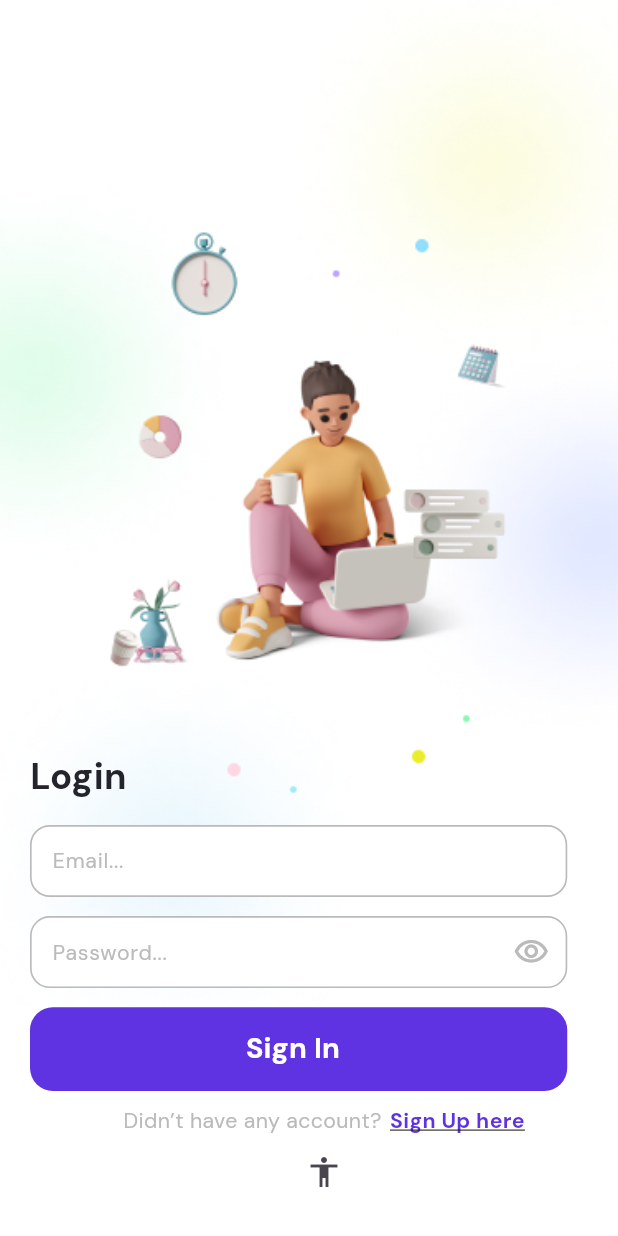
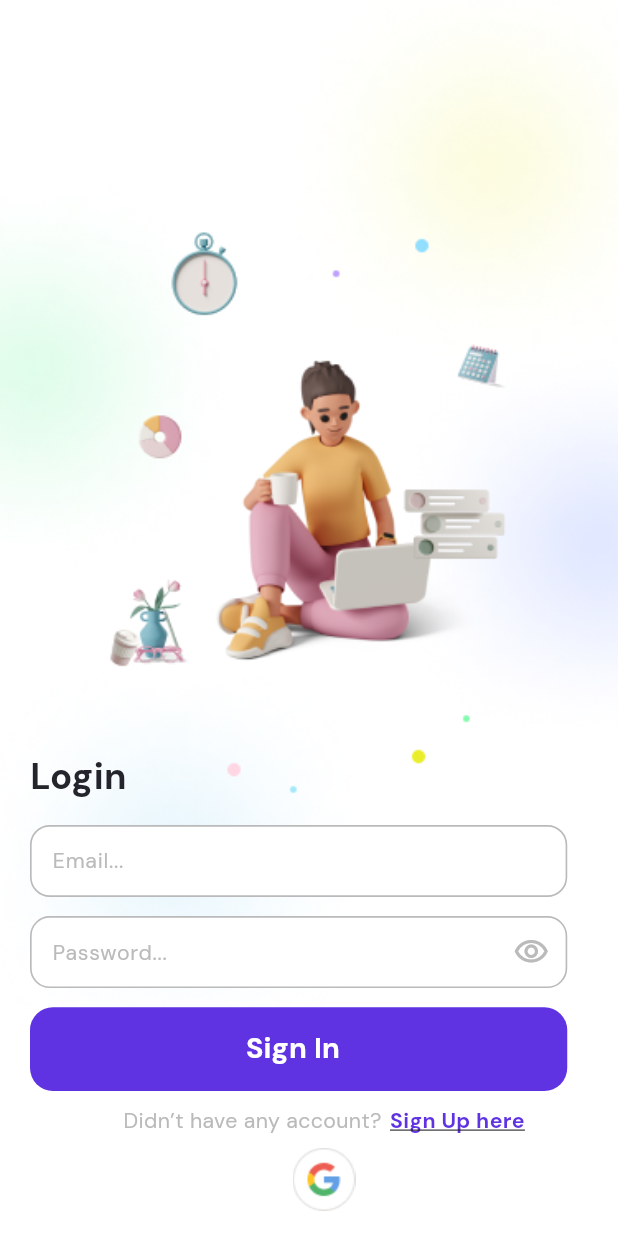
Before and after one commit to Salmon-ehab/to_do_app, a Flutter app: the LogInScreen screen opened by its route, on a phone screen of 412 x 824 dp. Run offline on Flutter 3.47's test engine with Material 3 defaults, Android fonts, the phone set to English and light mode, and no system bars; our stand-ins replace buttons_tabbar, cloud_firestore, country_code_picker, dartz, dotted_border, firebase_auth and 10 more; accounts and stored records are empty.

Commit message:
add google icon

```diff
--- a/lib/feature/authentication/presentation/views/widgets/log_in_widget/social_media_button.dart
+++ b/lib/feature/authentication/presentation/views/widgets/log_in_widget/social_media_button.dart
@@ -27,7 +27,7 @@ class SocialMediaButtons extends StatelessWidget {
           mainAxisAlignment: MainAxisAlignment.center,
           children: [
             IconButton(
-              icon: Icon(Icons.accessibility_sharp),
+              icon: Image.asset("asset/image/image.png"),
               onPressed: isLoading
                   ? null
                   : () {
```
Also changed, not shown: asset/image/image.png (added).
